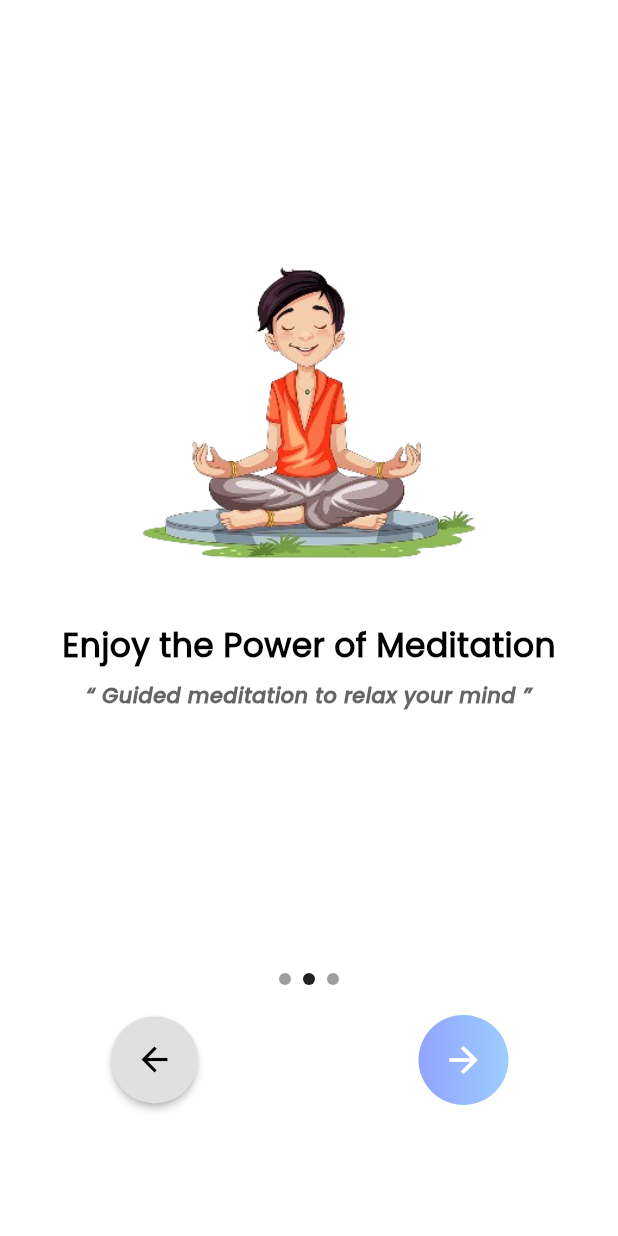
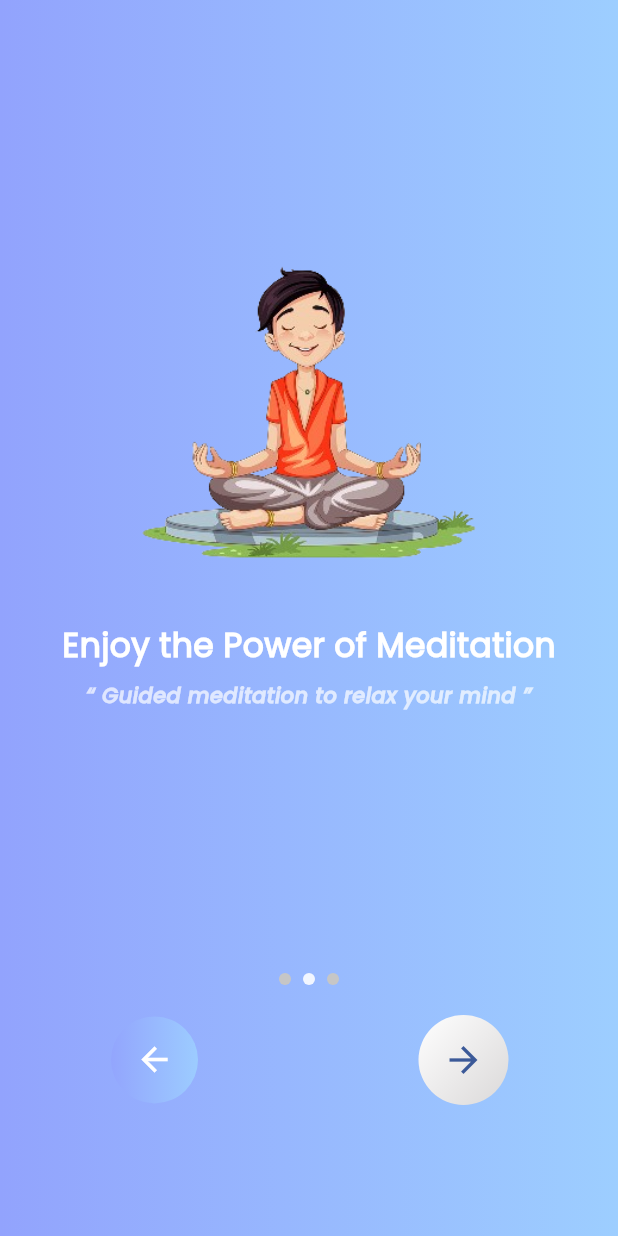
Before and after one commit to Liyo08/AlignMe, a Flutter app: the screen it shows after launch, after a tap on the "arrow forward" icon, on a phone screen of 412 x 824 dp. Run offline on Flutter 3.47's test engine with Material 3 defaults, Android fonts, the phone set to English and light mode, and no system bars; our stand-ins replace fl_chart, flutter_switch, font_awesome_flutter, shared_preferences.

Commit message:
splash page color edited

```diff
--- a/lib/profile_page.dart
+++ b/lib/profile_page.dart
@@ -44,7 +44,7 @@ class ProfilePage extends StatelessWidget {
                     style: TextStyle(fontSize: 20, fontWeight: FontWeight.w900),
                   ),
                   IconButton(
-                    icon: const Icon(Icons.more_horiz, size: 28),
+                    icon: const Icon(Icons.refresh, size: 28),
                     onPressed: () {},
                   ),
                 ],
--- a/lib/splash_page.dart
+++ b/lib/splash_page.dart
@@ -7,23 +7,35 @@ class SplashPage1 extends StatelessWidget {
 
   @override
   Widget build(BuildContext context) {
-    return Scaffold(
-      backgroundColor: const Color.fromARGB(255, 255, 255, 255), // light grey background
+    return Container(
+      decoration: const BoxDecoration(
+        gradient: LinearGradient(
+          colors: [
+            Color(0xFF92A3FD),
+            Color(0xFF9DCEFF),
+          ],
+          begin: Alignment.centerLeft,
+          end: Alignment.centerRight,
+        ),
+      ),
+      child: Scaffold(
+        backgroundColor: Colors.transparent, // Make scaffold transparent
         body: SafeArea(
           child: Column(
             children: [
-            const Spacer(flex: 2), // 👈 Pushes content down a bit
+              const Spacer(flex: 2),
 
               // Center Icon
               CircleAvatar(
   radius: 40,
-              backgroundColor: Colors.blue[100],
+  backgroundColor: const Color(0xFF92A3FD), // Match the gradient color
   child: const Icon(
-                Icons.self_improvement, // meditation icon
-                color: Colors.black,
+    Icons.self_improvement,
+    color: Colors.white, // White icon for good contrast
     size: 40,
   ),
 ),
+
               const SizedBox(height: 30),
 
               // Title
@@ -32,7 +44,7 @@ class SplashPage1 extends StatelessWidget {
                 style: TextStyle(
                   fontSize: 22,
                   fontWeight: FontWeight.bold,
-                color: Colors.black,
+                  color: Colors.white, // Changed to white for contrast
                 ),
               ),
               const SizedBox(height: 8),
@@ -42,12 +54,12 @@ class SplashPage1 extends StatelessWidget {
                 "“ Balance your mind and body ”",
                 style: TextStyle(
                   fontSize: 14,
-                color: Colors.black87,
+                  color: Colors.white70, // Changed for better visibility
                   fontStyle: FontStyle.italic,
                 ),
               ),
 
-            const Spacer(flex: 2), // 👈 Push arrows closer to bottom
+              const Spacer(flex: 2),
 
               // Dots Indicator
               Row(
@@ -58,54 +70,73 @@ class SplashPage1 extends StatelessWidget {
                   Dot(isActive: false),
                 ],
               ),
-            const SizedBox(height: 20), // 👈 Adjust this to move arrows up/down
+              const SizedBox(height: 20),
 
               // Next Button
              Container(
   decoration: const BoxDecoration(
     shape: BoxShape.circle,
     gradient: LinearGradient(
-      colors: [Color(0xFF92A3FD), Color(0xFF9DCEFF)],
-      begin: Alignment.centerLeft,
-      end: Alignment.centerRight,
+      colors: [
+        Colors.white,
+        Color.fromARGB(255, 218, 216, 216), // Slight variation for a subtle gradient
+      ],
+      begin: Alignment.topLeft,
+      end: Alignment.bottomRight,
     ),
   ),
   child: ElevatedButton(
     onPressed: () {
       Navigator.push(
         context,
-        MaterialPageRoute(builder: (context) => const SplashPage2()),
+        MaterialPageRoute(
+          builder: (context) => const SplashPage2(),
+        ),
       );
     },
     style: ElevatedButton.styleFrom(
-      backgroundColor: Colors.transparent, // make it transparent
-      shadowColor: Colors.transparent,     // remove shadow
+      backgroundColor: Colors.transparent,
+      shadowColor: Colors.transparent,
       shape: const CircleBorder(),
       padding: const EdgeInsets.all(16),
     ),
     child: const Icon(
       Icons.arrow_forward,
-      color: Colors.white,
+      color: Color(0xFF3B5998), // Blue color for arrow icon
       size: 28,
     ),
   ),
 ),
 
-            const Spacer(), // 👈 Leaves space below arrows
+
+              const Spacer(),
             ],
+          ),
         ),
       ),
     );
   }
 }
 
+
 class SplashPage2 extends StatelessWidget {
   const SplashPage2({super.key});
 
   @override
   Widget build(BuildContext context) {
-    return Scaffold(
-      backgroundColor: const Color.fromARGB(255, 255, 255, 255),
+    return Container(
+      decoration: const BoxDecoration(
+        gradient: LinearGradient(
+          colors: [
+            Color(0xFF92A3FD),
+            Color(0xFF9DCEFF),
+          ],
+          begin: Alignment.centerLeft,
+          end: Alignment.centerRight,
+        ),
+      ),
+      child: Scaffold(
+        backgroundColor: Colors.transparent, // Transparent scaffold
         body: SafeArea(
           child: Column(
             children: [
@@ -117,16 +148,17 @@ class SplashPage2 extends StatelessWidget {
                 height: 200,
               ),
               const SizedBox(height: 40),
+
               const Text(
                 "Enjoy the Power of Meditation",
                 style: TextStyle(
                   fontSize: 22,
                   fontWeight: FontWeight.bold,
-                color: Colors.black,
+                  color: Colors.white, // White for contrast
                 ),
               ),
               const SizedBox(height: 8),
-            // Subtitle
+
               const Padding(
                 padding: EdgeInsets.symmetric(horizontal: 20),
                 child: Text(
@@ -136,7 +168,7 @@ class SplashPage2 extends StatelessWidget {
                     fontSize: 14,
                     fontStyle: FontStyle.italic,
                     fontWeight: FontWeight.bold,
-                  color: Color.fromARGB(221, 77, 77, 77),
+                    color: Colors.white70, // Slightly transparent white
                   ),
                 ),
               ),
@@ -158,25 +190,7 @@ class SplashPage2 extends StatelessWidget {
               Row(
                 mainAxisAlignment: MainAxisAlignment.spaceAround,
                 children: [
-                // Back Button
-                ElevatedButton(
-                  onPressed: () {
-                    Navigator.pop(context); // go back to Page 1
-                  },
-                  style: ElevatedButton.styleFrom(
-                    backgroundColor: Colors.grey[300],
-                    shape: const CircleBorder(),
-                    padding: const EdgeInsets.all(16),
-                    elevation: 2,
-                  ),
-                  child: const Icon(
-                    Icons.arrow_back,
-                    color: Colors.black,
-                    size: 26,
-                  ),
-                ),
-
-                // Next Button
+                  // Back Button with gradient style
                   Container(
                     decoration: const BoxDecoration(
                       shape: BoxShape.circle,
@@ -188,20 +202,52 @@ class SplashPage2 extends StatelessWidget {
                     ),
                     child: ElevatedButton(
                       onPressed: () {
+                        Navigator.pop(context); // Go back
+                      },
+                      style: ElevatedButton.styleFrom(
+                        backgroundColor: Colors.transparent,
+                        shadowColor: Colors.transparent,
+                        shape: const CircleBorder(),
+                        padding: const EdgeInsets.all(16),
+                      ),
+                      child: const Icon(
+                        Icons.arrow_back,
+                        color: Colors.white, // White icon
+                        size: 26,
+                      ),
+                    ),
+                  ),
+
+                  // Next Button (same gradient)
+                  Container(
+                    decoration: const BoxDecoration(
+                      shape: BoxShape.circle,
+                      gradient: LinearGradient(
+      colors: [
+        Colors.white,
+        Color.fromARGB(255, 218, 216, 216), // Slight variation for a subtle gradient
+      ],
+      begin: Alignment.topLeft,
+      end: Alignment.bottomRight,
+    ),
+                    ),
+                    child: ElevatedButton(
+                      onPressed: () {
                         Navigator.push(
                           context,
-        MaterialPageRoute(builder: (context) => const SplashPage3()),
+                          MaterialPageRoute(
+                              builder: (context) => const SplashPage3()),
                         );
                       },
                       style: ElevatedButton.styleFrom(
-      backgroundColor: Colors.transparent, // make it transparent
-      shadowColor: Colors.transparent,     // remove shadow
+                        backgroundColor: Colors.transparent,
+                        shadowColor: Colors.transparent,
                         shape: const CircleBorder(),
                         padding: const EdgeInsets.all(16),
                       ),
                       child: const Icon(
                         Icons.arrow_forward,
-      color: Colors.white,
+                        color: Color(0xFF3B5998),
                         size: 28,
                       ),
                     ),
@@ -213,17 +259,30 @@ class SplashPage2 extends StatelessWidget {
             ],
           ),
         ),
+      ),
     );
   }
 }
+
 
 class SplashPage3 extends StatelessWidget {
   const SplashPage3({super.key});
 
   @override
   Widget build(BuildContext context) {
-    return Scaffold(
-      backgroundColor: Colors.white,
+    return Container(
+      decoration: const BoxDecoration(
+        gradient: LinearGradient(
+          colors: [
+            Color(0xFF92A3FD),
+            Color(0xFF9DCEFF),
+          ],
+          begin: Alignment.centerLeft,
+          end: Alignment.centerRight,
+        ),
+      ),
+      child: Scaffold(
+        backgroundColor: Colors.transparent, // Transparent scaffold
         body: SafeArea(
           child: Column(
             children: [
@@ -241,7 +300,7 @@ class SplashPage3 extends StatelessWidget {
                 style: TextStyle(
                   fontSize: 22,
                   fontWeight: FontWeight.bold,
-                color: Colors.black87,
+                  color: Colors.white, // White text for contrast
                 ),
                 textAlign: TextAlign.center,
               ),
@@ -255,7 +314,7 @@ class SplashPage3 extends StatelessWidget {
                   style: TextStyle(
                     fontStyle: FontStyle.italic,
                     fontSize: 14,
-                  color: Color.fromARGB(221, 77, 77, 77),
+                    color: Colors.white70, // Slightly transparent white
                   ),
                   textAlign: TextAlign.center,
                 ),
@@ -274,29 +333,11 @@ class SplashPage3 extends StatelessWidget {
               ),
               const SizedBox(height: 20),
 
-            // Navigation Buttons Row
+              // Navigation Buttons
               Row(
                 mainAxisAlignment: MainAxisAlignment.spaceAround,
                 children: [
                   // Back Button
-                ElevatedButton(
-                  onPressed: () {
-                    Navigator.pop(context); // goes back to SplashPage2
-                  },
-                  style: ElevatedButton.styleFrom(
-                    backgroundColor: Colors.grey[300],
-                    shape: const CircleBorder(),
-                    padding: const EdgeInsets.all(16),
-                    elevation: 2,
-                  ),
-                  child: const Icon(
-                    Icons.arrow_back,
-                    color: Colors.black,
-                    size: 26,
-                  ),
-                ),
-
-                // Next → Goes to Login
                   Container(
                     decoration: const BoxDecoration(
                       shape: BoxShape.circle,
@@ -308,24 +349,57 @@ class SplashPage3 extends StatelessWidget {
                     ),
                     child: ElevatedButton(
                       onPressed: () {
+                        Navigator.pop(context); // Go back
+                      },
+                      style: ElevatedButton.styleFrom(
+                        backgroundColor: Colors.transparent,
+                        shadowColor: Colors.transparent,
+                        shape: const CircleBorder(),
+                        padding: const EdgeInsets.all(16),
+                      ),
+                      child: const Icon(
+                        Icons.arrow_back,
+                        color: Colors.white, // White icon
+                        size: 26,
+                      ),
+                    ),
+                  ),
+
+                  // Next Button (to SignInPage)
+                  Container(
+                    decoration: const BoxDecoration(
+                      shape: BoxShape.circle,
+                      gradient: LinearGradient(
+
+      colors: [
+        Colors.white,
+        Color.fromARGB(255, 218, 216, 216), // Slight variation for a subtle gradient
+      ],
+      begin: Alignment.topLeft,
+      end: Alignment.bottomRight,
+                      ),
+                    ),
+                    child: ElevatedButton(
+                      onPressed: () {
                         Navigator.push(
                           context,
-        MaterialPageRoute(builder: (context) => const SignInPage()),
+                          MaterialPageRoute(
+                              builder: (context) => const SignInPage()),
                         );
                       },
                       style: ElevatedButton.styleFrom(
-      backgroundColor: Colors.transparent, // make it transparent
-      shadowColor: Colors.transparent,     // remove shadow
+                        backgroundColor: Colors.transparent,
+                        shadowColor: Colors.transparent,
                         shape: const CircleBorder(),
                         padding: const EdgeInsets.all(16),
                       ),
                       child: const Icon(
                         Icons.arrow_forward,
-      color: Colors.white,
+                        color: Color(0xFF3B5998),
                         size: 28,
                       ),
                     ),
-)
+                  ),
                 ],
               ),
 
@@ -333,9 +407,11 @@ class SplashPage3 extends StatelessWidget {
             ],
           ),
         ),
+      ),
     );
   }
 }
+
 
 /// 🔹 Reusable Dot widget (used in all 3 pages)
 class Dot extends StatelessWidget {
@@ -349,7 +425,7 @@ class Dot extends StatelessWidget {
       width: 8,
       height: 8,
       decoration: BoxDecoration(
-        color: isActive ? Colors.black87 : Colors.grey,
+        color: isActive ? const Color.fromARGB(221, 255, 255, 255) : const Color.fromARGB(255, 198, 198, 198),
         shape: BoxShape.circle,
       ),
     );
```
Also changed, not shown: lib/stats_page.dart (+1 -35 lines). Lines whose indentation alone changed are shown as unchanged.
